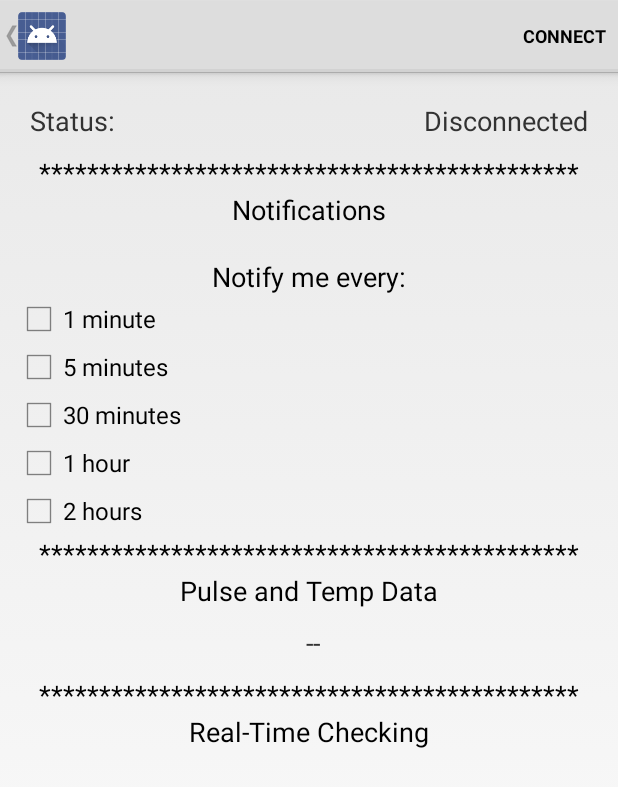
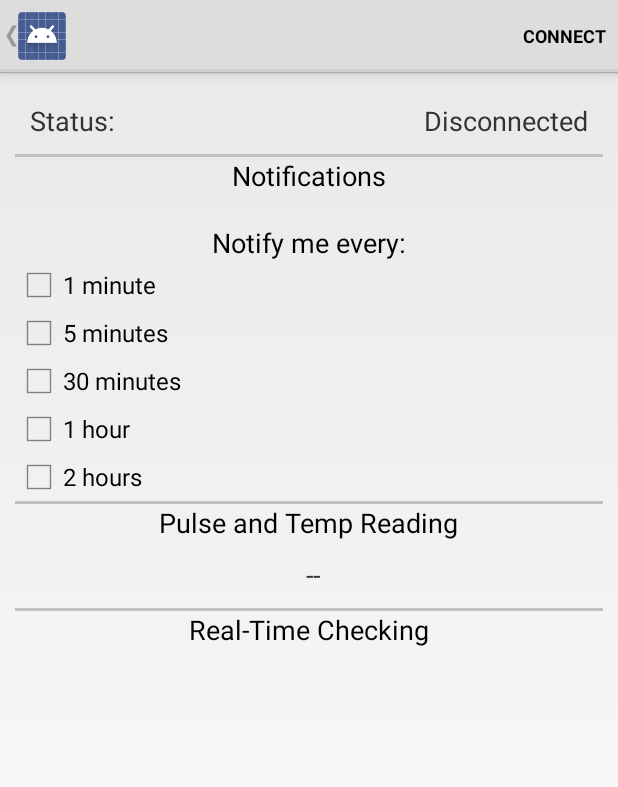
Before and after one commit to stevengaledo111/QAZWSX, an Android app: the DeviceControlActivity screen opened directly, with no data from a screen before it, on a phone screen of 412 x 824 dp. Shown: the top 787 px of the screen. Run offline under Robolectric (Android 15) with nearby library versions, the phone set to English and light mode, and no system bars; 3 statements that could not run were skipped.

Commit message:
Application Change

```diff
--- a/android-BluetoothLeGatt-master/Application/src/main/res/layout/gatt_services_characteristics.xml
+++ b/android-BluetoothLeGatt-master/Application/src/main/res/layout/gatt_services_characteristics.xml
@@ -39,13 +39,10 @@
 
     </LinearLayout>
 
-    <TextView
-        android:layout_width="wrap_content"
-        android:layout_height="wrap_content"
-        android:textAppearance="?android:attr/textAppearanceMedium"
-        android:text="@string/label"
-        android:layout_gravity="center"
-        android:id="@+id/textView3" />
+    <View
+        android:layout_width="fill_parent"
+        android:layout_height="2dp"
+        android:background="#c0c0c0"/>
 
     <TextView
         android:layout_width="wrap_content"
@@ -110,13 +107,10 @@
         android:id="@+id/checkBox5"
         android:onClick="onCheckboxClicked" />
 
-    <TextView
-        android:layout_width="wrap_content"
-        android:layout_height="wrap_content"
-        android:textAppearance="?android:attr/textAppearanceMedium"
-        android:text="@string/label"
-        android:layout_gravity="center"
-        android:id="@+id/textView4" />
+    <View
+        android:layout_width="fill_parent"
+        android:layout_height="2dp"
+        android:background="#c0c0c0"/>
 
     <TextView
         android:layout_width="wrap_content"
@@ -146,13 +140,10 @@
 
     </LinearLayout>
 
-    <TextView
-        android:layout_width="wrap_content"
-        android:layout_height="wrap_content"
-        android:textAppearance="?android:attr/textAppearanceMedium"
-        android:text="@string/label"
-        android:layout_gravity="center"
-        android:id="@+id/textView5" />
+    <View
+        android:layout_width="fill_parent"
+        android:layout_height="2dp"
+        android:background="#c0c0c0"/>
 
     <TextView
         android:layout_width="wrap_content"
--- a/android-BluetoothLeGatt-master/Application/src/main/res/values/strings.xml
+++ b/android-BluetoothLeGatt-master/Application/src/main/res/values/strings.xml
@@ -29,7 +29,7 @@
     <string name="check4">1 hour</string>
     <string name="check5">2 hours</string>
     <string name="label1">Notify me every: </string>
-    <string name="label2">Pulse and Temp Data</string>
+    <string name="label2">Pulse and Temp Reading</string>
     <string name="label3">Real-Time Checking</string>
     <string name="label">*********************************************</string>
     <string name="lbl">Notifications</string>
```
